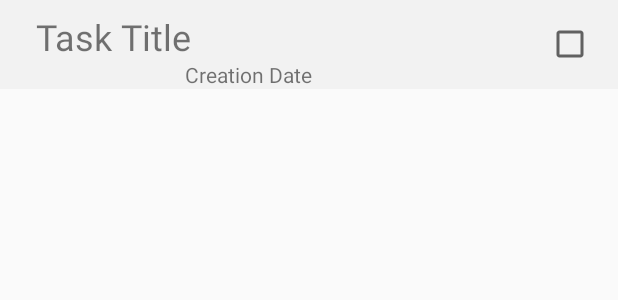
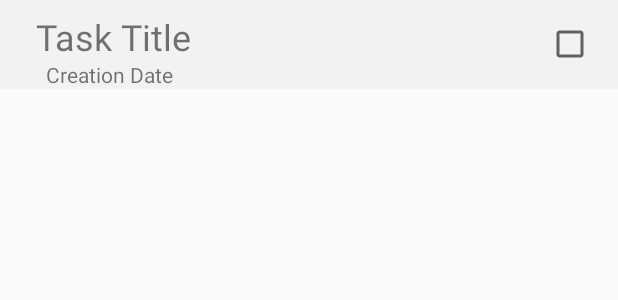
Before and after one commit to GuyDev1/TodoTiger, an Android app: the layout task_item.xml on its own in the app's theme, with its tools: preview values and no code run, on a phone screen of 412 x 824 dp. Shown: the top 300 px of the screen. Run offline under Robolectric (Android 15) with nearby library versions, the phone set to English and light mode, and no system bars.

Commit message:
Improve task UI - showing Creation date by days - today/yesterday/X days ago

```diff
--- a/app/src/main/res/layout/task_item.xml
+++ b/app/src/main/res/layout/task_item.xml
@@ -12,10 +12,10 @@
         android:layout_width="0dp"
         android:layout_height="wrap_content"
         android:longClickable="true"
+        android:paddingBottom="8dp"
         android:paddingLeft="24dp"
+        android:paddingTop="8dp"
         android:textSize="24sp"
-        android:paddingTop="8dp"
-        android:paddingBottom="8dp"
         app:layout_constraintEnd_toEndOf="parent"
         app:layout_constraintHorizontal_bias="0.0"
         app:layout_constraintStart_toStartOf="parent"
@@ -27,9 +27,8 @@
         android:layout_width="wrap_content"
         android:layout_height="wrap_content"
         android:layout_marginEnd="16dp"
-        android:layout_marginRight="16dp"
+        android:paddingBottom="8dp"
         android:paddingTop="8dp"
-        android:paddingBottom="8dp"
         app:layout_constraintBottom_toBottomOf="parent"
         app:layout_constraintEnd_toEndOf="parent"
         app:layout_constraintTop_toTopOf="parent" />
@@ -38,24 +37,25 @@
         android:id="@+id/creation_date"
         android:layout_width="wrap_content"
         android:layout_height="wrap_content"
-        android:layout_marginEnd="204dp"
-        android:layout_marginRight="204dp"
         android:paddingTop="40dp"
         app:layout_constraintBottom_toBottomOf="parent"
         app:layout_constraintEnd_toEndOf="parent"
+        app:layout_constraintHorizontal_bias="0.094"
+        app:layout_constraintStart_toStartOf="parent"
         app:layout_constraintTop_toTopOf="parent"
-        app:layout_constraintVertical_bias="1.0"
+        app:layout_constraintVertical_bias="0.0"
         tools:text="Creation Date" />
 
     <TextView
         android:id="@+id/due_date"
         android:layout_width="wrap_content"
         android:layout_height="wrap_content"
-        android:layout_marginLeft="50dp"
+        android:layout_marginStart="196dp"
         android:paddingTop="40dp"
         app:layout_constraintBottom_toBottomOf="parent"
-        app:layout_constraintLeft_toRightOf="@id/creation_date"
+        app:layout_constraintStart_toStartOf="parent"
         app:layout_constraintTop_toBottomOf="parent"
+        app:layout_constraintVertical_bias="1.0"
         tools:text="Due Date" />
 
 
```
Also changed, not shown: app/src/main/java/com/example/guyerez/todotiger/TaskAdapter.java (+19 -1 lines).
